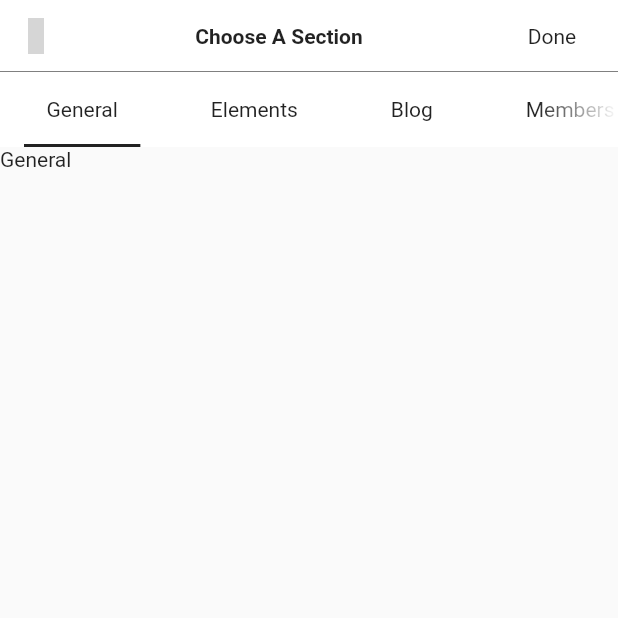
After one commit to Sanliston/MTR_flutter, a Flutter app: the AddSectionScreen screen opened directly, on a phone screen of 412 x 824 dp, the top half of it. The commit adds this screen. Run offline on Flutter 3.47's test engine with Material 2 defaults, Android fonts, the phone set to English and light mode, and no system bars; our stand-ins replace eva_icons_flutter, flutter_swiper, google_fonts, image_cropper, image_picker, implicitly_animated_reorderable_list and 2 more; Roboto replaces fonts that are missing (Heebo); grey boxes are pictures that could not be loaded.

Commit message:
initial add section screen

```diff
--- /dev/null
+++ b/lib/screens/tabs/home/admin/customize_screens/add_section/add_section_screen.dart
@@ -0,0 +1,239 @@
+import 'package:MTR_flutter/utilities/utility_imports.dart';
+import 'package:flutter/material.dart';
+import 'package:flutter/rendering.dart';
+import 'package:flutter/material.dart';
+import 'package:MTR_flutter/utilities/constants.dart';
+import 'package:MTR_flutter/state_management/home_state.dart';
+import 'package:MTR_flutter/screens/tabs/home/admin/customize_screens/customize_place_card.dart';
+import 'package:MTR_flutter/screens/tabs/home/admin/customize_screens/customize_member_view.dart';
+import 'package:MTR_flutter/screens/main_screen.dart';
+import 'package:flutter/scheduler.dart';
+
+class AddSectionScreen extends StatefulWidget {
+  @override
+  _AddSectionScreenState createState() => _AddSectionScreenState();
+}
+
+class _AddSectionScreenState extends State<AddSectionScreen>
+    with TickerProviderStateMixin {
+  TabController controller;
+  ScrollController scrollController;
+  Color backgroundColor;
+  Color fontColor;
+  int currentIndex;
+  bool scrollAtMin;
+  bool scrollAtMax;
+
+  final List<Tab> myTabs = <Tab>[
+    Tab(text: 'General'),
+    Tab(text: 'Elements'),
+    Tab(text: 'Blog'),
+    Tab(text: 'Members'),
+    Tab(text: 'Pricing Plans'),
+    Tab(text: 'Groups'),
+    Tab(text: 'Events'),
+    Tab(text: 'Forum'),
+    Tab(text: 'Bookings'),
+    Tab(text: 'Challenges'),
+    Tab(text: 'Shop'),
+    Tab(text: 'Shared Gallery'),
+  ];
+  @override
+  void initState() {
+    super.initState();
+
+    //state stuff here
+    controller = new TabController(length: myTabs.length, vsync: this);
+    currentIndex = controller.index;
+    controller.addListener(() {
+      print("Current index: ${controller.index}");
+
+      if (currentIndex != controller.index) {
+        setState(() {
+          currentIndex = controller.index;
+        });
+      }
+    });
+
+    scrollController = new ScrollController();
+    scrollController.addListener(() {
+      //listen if position is at max or minimum
+      print("scroll position: ${scrollController.offset}");
+    });
+    backgroundColor = bodyBackground;
+    fontColor = bodyFontColor;
+  }
+
+  @override
+  void dispose() {
+    super.dispose();
+    controller.dispose();
+    scrollController.dispose();
+  }
+
+  @override
+  Widget build(BuildContext context) {
+    print("home customize screen being rebuilt");
+    return Scaffold(
+      body: Container(
+        color: backgroundColor,
+        child: SafeArea(
+          child: Column(
+            crossAxisAlignment: CrossAxisAlignment.start,
+            children: [
+              Container(
+                decoration: BoxDecoration(
+                    border: Border(
+                        bottom: BorderSide(color: Colors.black, width: 0.0))),
+                child: Padding(
+                  padding: const EdgeInsets.only(top: 0.0, bottom: 0.0),
+                  child: Row(
+                      crossAxisAlignment: CrossAxisAlignment.center,
+                      mainAxisAlignment: MainAxisAlignment.spaceBetween,
+                      children: [
+                        IconButton(
+                          icon: Icon(
+                            EvaIcons.infoOutline,
+                            color: fontColor,
+                          ),
+                          onPressed: () {},
+                        ),
+                        Text(
+                          'Choose A Section',
+                          textAlign: TextAlign.start,
+                          overflow: TextOverflow.ellipsis,
+                          style: homeTextStyleBold,
+                        ),
+                        FlatButton(
+                          onPressed: () {
+                            rebuildMainScreen(context);
+                          },
+                          child: Text(
+                            'Done',
+                            textAlign: TextAlign.start,
+                            overflow: TextOverflow.ellipsis,
+                            style: homeTextStyle,
+                          ),
+                        )
+                      ]),
+                ),
+              ),
+              Flexible(
+                child: Scaffold(
+                  appBar: PreferredSize(
+                    preferredSize: Size.fromHeight(50.0),
+                    child: Stack(
+                      children: [
+                        AppBar(
+                          elevation: 0.0,
+                          backgroundColor: backgroundColor,
+                          automaticallyImplyLeading: false,
+                          bottom: TabBar(
+                            isScrollable: true,
+                            physics: BouncingScrollPhysics(),
+                            controller: controller,
+                            indicatorColor: fontColor,
+                            indicatorSize: TabBarIndicatorSize.label,
+                            tabs: myTabs.map((Tab name) {
+                              //only called at initial build
+                              //to force rebuild, set state and put dependant variable in here?: Yes
+                              //the variable is _currentTabIndex
+
+                              //if index is current index remove styling
+
+                              Widget widget = Tab(
+                                child: Padding(
+                                  padding: const EdgeInsets.only(top: 0.0),
+                                  child: Container(
+                                    // decoration: buildUnselectedTabStyle(
+                                    //     color: _unselectedTabBarColor,
+                                    //     tabBarStyle: _unselectedTabBarStyle),
+                                    child: Align(
+                                      alignment: Alignment.center,
+                                      child: Padding(
+                                        padding: const EdgeInsets.only(
+                                            left: 15.0, right: 15.0),
+                                        child: Text(name.text,
+                                            style: homeTextStyle),
+                                      ),
+                                    ),
+                                  ),
+                                ),
+                              );
+
+                              if ("AddTabButton" == name) {
+                                widget = Icon(
+                                  EvaIcons.plusCircle,
+                                  color: Colors.white,
+                                );
+                              }
+
+                              return widget;
+                            }).toList(),
+                          ),
+                        ),
+                        Row(
+                          mainAxisAlignment: MainAxisAlignment.spaceBetween,
+                          children: [
+                            Container(
+                              width: 55,
+                              decoration: BoxDecoration(
+                                  gradient: getGradient(
+                                      gradientFirstColor: 0 == currentIndex
+                                          ? backgroundColor.withOpacity(0.0)
+                                          : backgroundColor,
+                                      gradientSecondColor:
+                                          backgroundColor.withOpacity(0.0),
+                                      gradientOrientation:
+                                          GradientOrientations.horizontal)),
+                            ),
+                            Container(
+                              width: 55,
+                              decoration: BoxDecoration(
+                                  gradient: getGradient(
+                                      gradientFirstColor:
+                                          backgroundColor.withOpacity(0.0),
+                                      gradientSecondColor:
+                                          controller.length - 1 == currentIndex
+                                              ? backgroundColor.withOpacity(0.0)
+                                              : backgroundColor,
+                                      gradientOrientation:
+                                          GradientOrientations.horizontal)),
+                            )
+                          ],
+                        )
+                      ],
+                    ),
+                  ),
+                  body: TabBarView(
+                    controller: controller,
+                    physics: BouncingScrollPhysics(),
+                    children: myTabs.map((Tab tab) {
+                      //place relevant tab widgets here
+                      final String label = tab.text;
+
+                      Widget widget = Container(
+                        child: Text(label),
+                      );
+
+                      switch (label) {
+                        case "Member View":
+                          widget = new CustomizeMemberView();
+                          break;
+                        case "Place Card":
+                          widget = new CustomizePlaceCard();
+                          break;
+                      }
+
+                      return widget;
+                    }).toList(),
+                  ),
+                ),
+              )
+            ],
+          ),
+        ),
+      ),
+    );
+  }
+}
--- a/lib/screens/tabs/home/admin/customize_screens/customize_member_view.dart
+++ b/lib/screens/tabs/home/admin/customize_screens/customize_member_view.dart
@@ -1,3 +1,4 @@
+import 'package:MTR_flutter/screens/tabs/home/admin/customize_screens/add_section/add_section_screen.dart';
 import 'package:MTR_flutter/screens/tabs/home/admin/customize_screens/customize_header/customize_header_screen.dart';
 import 'package:MTR_flutter/screens/tabs/home/admin/customize_screens/edit_navigation/edit_navigation_screen.dart';
 import 'package:MTR_flutter/screens/tabs/home_tab_screen.dart';
@@ -601,6 +602,12 @@ class _CustomizeMemberView extends State<CustomizeMemberView>
                   Positioned(
                     top: 20.0,
                     child: SmallButton(
+                        onPressed: () {
+                          Navigator.push(
+                              context,
+                              new MaterialPageRoute(
+                                  builder: (context) => AddSectionScreen()));
+                        },
                         height: smallButtonHeight,
                         iconData: EvaIcons.edit,
                         text: 'Add section'),
@@ -654,6 +661,12 @@ class _CustomizeMemberView extends State<CustomizeMemberView>
                     Positioned(
                       top: 20.0,
                       child: SmallButton(
+                          onPressed: () {
+                            Navigator.push(
+                                context,
+                                new MaterialPageRoute(
+                                    builder: (context) => AddSectionScreen()));
+                          },
                           height: smallButtonHeight,
                           iconData: EvaIcons.edit,
                           text: 'Add section'),
--- a/pubspec.yaml
+++ b/pubspec.yaml
@@ -39,6 +39,7 @@ dependencies:
   image_picker: ^0.6.7+6
   image_cropper: ^1.3.1
   implicitly_animated_reorderable_list: ^0.3.2
+  visibility_detector: ^0.1.5
 
   #for video
   video_player:
```
Also changed, not shown: pubspec.lock.
